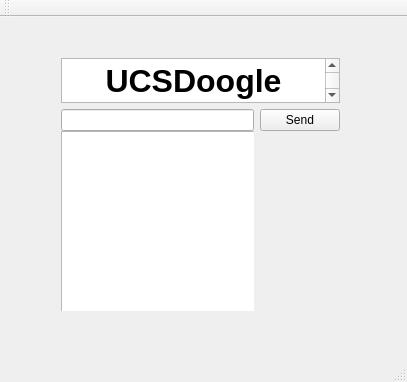
Old version of the form mainwindow.ui in the repository cwscx/autoCompleter_GUI.
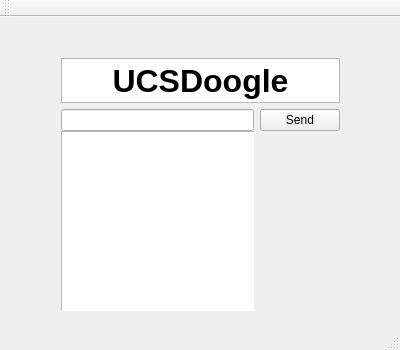
New version of the form. Custom widgets are drawn as their Qt base class.

Commit message: Applying ui elements from @tommyang: Minimal size enforcement.

Patch:
```diff
--- a/mainwindow.ui
+++ b/mainwindow.ui
@@ -6,10 +6,22 @@
    <rect>
     <x>0</x>
     <y>0</y>
-    <width>407</width>
-    <height>382</height>
+    <width>400</width>
+    <height>350</height>
    </rect>
   </property>
+  <property name="sizePolicy">
+   <sizepolicy hsizetype="Minimum" vsizetype="Minimum">
+    <horstretch>0</horstretch>
+    <verstretch>0</verstretch>
+   </sizepolicy>
+  </property>
+  <property name="minimumSize">
+   <size>
+    <width>400</width>
+    <height>350</height>
+   </size>
+  </property>
   <property name="windowTitle">
    <string>MainWindow</string>
   </property>
@@ -47,6 +59,15 @@
           <height>45</height>
          </size>
         </property>
+        <property name="verticalScrollBarPolicy">
+         <enum>Qt::ScrollBarAlwaysOff</enum>
+        </property>
+        <property name="horizontalScrollBarPolicy">
+         <enum>Qt::ScrollBarAlwaysOff</enum>
+        </property>
+        <property name="sizeAdjustPolicy">
+         <enum>QAbstractScrollArea::AdjustIgnored</enum>
+        </property>
         <property name="readOnly">
          <bool>true</bool>
         </property>
@@ -54,8 +75,8 @@
          <string>&lt;!DOCTYPE HTML PUBLIC &quot;-//W3C//DTD HTML 4.0//EN&quot; &quot;http://www.w3.org/TR/REC-html40/strict.dtd&quot;&gt;
 &lt;html&gt;&lt;head&gt;&lt;meta name=&quot;qrichtext&quot; content=&quot;1&quot; /&gt;&lt;style type=&quot;text/css&quot;&gt;
 p, li { white-space: pre-wrap; }
-&lt;/style&gt;&lt;/head&gt;&lt;body style=&quot; font-family:'.Helvetica Neue DeskInterface'; font-size:13pt; font-weight:400; font-style:normal;&quot;&gt;
-&lt;p align=&quot;center&quot; style=&quot; margin-top:0px; margin-bottom:0px; margin-left:0px; margin-right:0px; -qt-block-indent:0; text-indent:0px;&quot;&gt;&lt;span style=&quot; font-size:24pt; font-weight:600;&quot;&gt;UCSDoogle&lt;/span&gt;&lt;/p&gt;&lt;/body&gt;&lt;/html&gt;</string>
+&lt;/style&gt;&lt;/head&gt;&lt;body style=&quot; font-family:'MS Shell Dlg 2'; font-size:8.25pt; font-weight:400; font-style:normal;&quot;&gt;
+&lt;p align=&quot;center&quot; style=&quot; margin-top:0px; margin-bottom:0px; margin-left:0px; margin-right:0px; -qt-block-indent:0; text-indent:0px;&quot;&gt;&lt;span style=&quot; font-family:'.Helvetica Neue DeskInterface'; font-size:24pt; font-weight:600;&quot;&gt;UCSDoogle&lt;/span&gt;&lt;/p&gt;&lt;/body&gt;&lt;/html&gt;</string>
         </property>
        </widget>
       </item>
```
Left out of the diff: 4 changed lines with no effect on the pictures. The commit also changes 1 other file.
